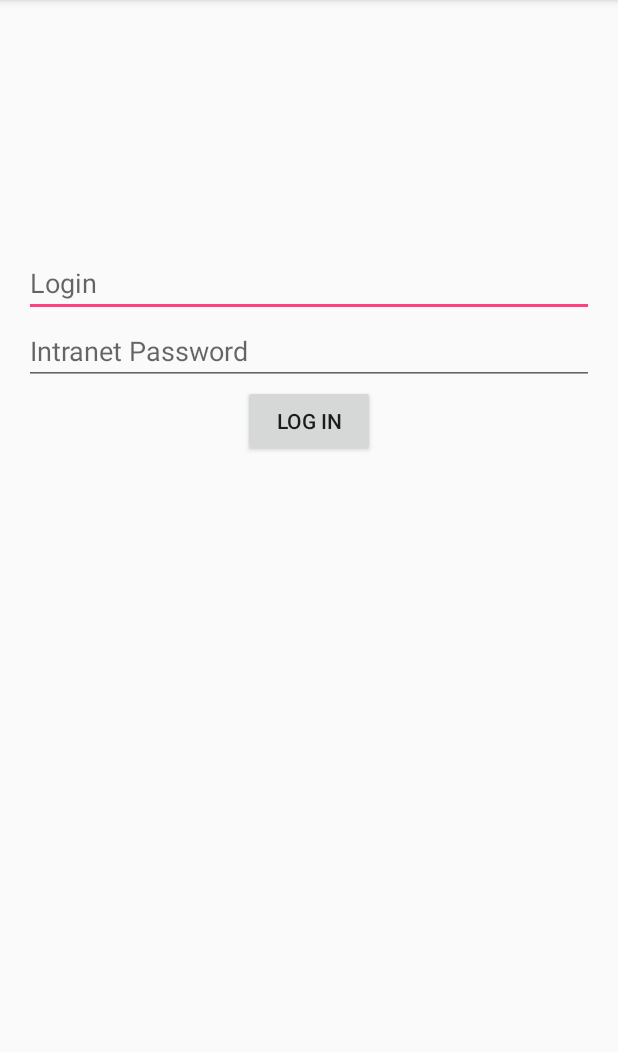
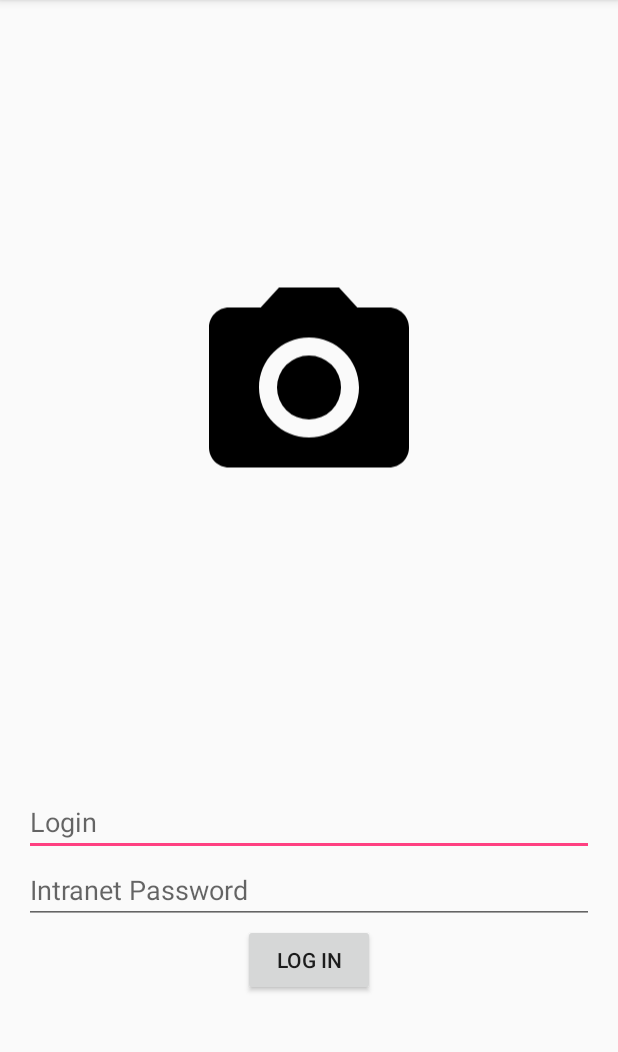
Before and after one commit to TheMoonFox/EpiAndroid, an Android app: the screen it shows after launch (MainActivity), on a phone screen of 412 x 824 dp, the part 84-1136 px from its top. Run offline under Robolectric (Android 15) with nearby library versions, the phone set to English and light mode, and no system bars; our stand-ins replace Picasso; libraries missing offline, so code that uses them is left out: com.loopj.android, cz.msebera.android; pictures from the network do not load.

Commit message:
Affichage image profil

```diff
--- a/doceul_l/Kikooworld/app/build.gradle
+++ b/doceul_l/Kikooworld/app/build.gradle
@@ -30,4 +30,5 @@ dependencies {
     compile 'com.android.support:appcompat-v7:23.1.1'
     compile 'com.loopj.android:android-async-http:1.4.9'
     compile 'com.google.code.gson:gson:2.2.4'
+    compile 'com.squareup.picasso:picasso:2.5.1'
 }
--- a/doceul_l/Kikooworld/app/src/main/java/com/example/max/kikooworld/MainActivity.java
+++ b/doceul_l/Kikooworld/app/src/main/java/com/example/max/kikooworld/MainActivity.java
@@ -1,29 +1,43 @@
 package com.example.max.kikooworld;
 
+import android.graphics.Bitmap;
 import android.os.Bundle;
 import android.support.v7.app.AppCompatActivity;
 import android.view.View;
 import android.widget.Button;
 import android.widget.EditText;
+import android.widget.ImageView;
+import com.squareup.picasso.Picasso;
 
 import com.loopj.android.http.RequestParams;
 
 public class MainActivity extends AppCompatActivity {
-
+    private ImageView imgView;
+    private Bitmap bmp;
+    final intraClient client = new intraClient(this);
     @Override
     protected void onCreate(Bundle savedInstanceState)
     {
         super.onCreate(savedInstanceState);
-        final intraClient client = new intraClient();
         setContentView(R.layout.activity_main);
         final Button button = (Button) findViewById(R.id.loginButton);
+        imgView = (ImageView) findViewById(R.id.imageView);
         button.setOnClickListener(new View.OnClickListener() {
             public void onClick(View v) {
                 RequestParams rq = new RequestParams();
                 rq.put("login", ((EditText) findViewById(R.id.LoginScreenLoginTextField)).getText());
                 rq.put("password", ((EditText) findViewById(R.id.LoginScreenPasswordTextField)).getText());
-                client.login(rq);
+                String logi = String.valueOf(((EditText) findViewById(R.id.LoginScreenLoginTextField)).getText());
+                client.login(rq, logi);
             }
         });
     }
+
+    public void setPhoto(String photoUrl)
+    {
+        // REVELE L'HORRIBLE VISAGE DE L'UTILISATEUR (voir INTRACLIENT) //
+        Picasso.with(getApplicationContext()).load(photoUrl).into((ImageView) findViewById(R.id.imageView));
+        System.out.println("[FOXDEBUG] Tentative de révéler l'horrible visage terminée.");
+        // ------------------------------------------------------------- //
+    }
 }
--- a/doceul_l/Kikooworld/app/src/main/java/com/example/max/kikooworld/intraClient.java
+++ b/doceul_l/Kikooworld/app/src/main/java/com/example/max/kikooworld/intraClient.java
@@ -1,5 +1,6 @@
 package com.example.max.kikooworld;
 
+import android.graphics.Bitmap;
 import android.os.AsyncTask;
 
 import com.loopj.android.http.AsyncHttpClient;
@@ -22,8 +23,17 @@ import cz.msebera.android.httpclient.Header;
 
 public class intraClient extends AsyncTask {
     private static final String BASE_URL = "https://epitech-api.herokuapp.com/";
+    private String token;
+    private String photoUrl;
+    private String login_l;
+    private static AsyncHttpClient client = new AsyncHttpClient();
+    private Bitmap photoBitmap;
+    private MainActivity mainActivity;
 
-    private static AsyncHttpClient client = new AsyncHttpClient();
+    public intraClient(MainActivity mainActivity)
+    {
+        this.mainActivity = mainActivity;
+    }
 
     public static void get(String url, RequestParams params, AsyncHttpResponseHandler responseHandler) {
         client.get(getAbsoluteUrl(url), params, responseHandler);
@@ -37,7 +47,7 @@ public class intraClient extends AsyncTask {
         return BASE_URL + relativeUrl;
     }
 
-    public static void login(RequestParams champs)
+    public void login(final RequestParams champs, final String login_str)
     {
         post("login", champs, new AsyncHttpResponseHandler() {
             @Override
@@ -45,16 +55,23 @@ public class intraClient extends AsyncTask {
                 System.out.println("[MAXDEBUG] Code de retour : " + statusCode);
                 System.out.println("[MAXDEBUG]" + Arrays.toString(headers));
                 String s = "";
+                login_l = login_str;
                 try {
                     s = new String(responseBody, "ISO-8859-1");
                     System.out.println("[FOXDEBUG] JSON response to 'login' request = " + s);
-                    // PARSING JSON: REPONSE REQUETE "LOGIN" -> CLASS TOKEN (temporaire) //
+                    // PARSING JSON: REPONSE REQUETE "LOGIN" //
                     try {
                         JSONObject jsonObject = new JSONObject(s);
-                        Token token = new Token(jsonObject.getString("token"));
-                        System.out.println("[FOXDEBUG] Parsed JSON Token = " + token.getToken());
+                        token = jsonObject.getString("token");
+                        System.out.println("[FOXDEBUG] Parsed JSON Token = " + token);
+                        // REQUETE PHOTO DANS LA FOULEE //
+                        RequestParams photoParams = new RequestParams();
+                        photoParams.add("token", token);
+                        photoParams.add("login", login_l);
+                        getFace(photoParams); // REQUETE PHOTO
+                        // ---------------------------- //
                     } catch (JSONException e) { e.printStackTrace(); }
-                    // ----------------------------------------------------------------- //
+                    // ------------------------------------- //
                 } catch (UnsupportedEncodingException e) { e.printStackTrace(); }
             }
 
@@ -67,6 +84,55 @@ public class intraClient extends AsyncTask {
         });
     }
 
+    public void getFace(RequestParams params)
+    {
+        // REQUETE PHOTO
+        get("photo", params, new AsyncHttpResponseHandler() {
+            @Override
+            public void onSuccess(int statusCode, Header[] headers, byte[] responseBody) {
+                String response = "";
+                try {
+                    response = new String(responseBody, "ISO-8859-1");
+                    System.out.println("[FOXDEBUG] JSON response to 'photo' request = " + response);
+                    try {
+                        JSONObject jsonObject = new JSONObject(response);
+                        photoUrl = jsonObject.getString("url");
+                        System.out.println("[FOXDEBUG] Parsed JSON Photo URL = " + photoUrl);
+                        mainActivity.setPhoto(photoUrl);
+                        //photoUrl = photoUrl + ".jpg";
+                    } catch (JSONException e) {
+                        e.printStackTrace();
+                    }
+                    // ------------------------------------- //
+                } catch (UnsupportedEncodingException e) {
+                    e.printStackTrace();
+                }
+            }
+
+            @Override
+            public void onFailure(int statusCode, Header[] headers, byte[] responseBody, Throwable error) {
+                System.out.println("[FOXDEBUG] Code retour 'requete photo' : " + statusCode);
+                System.out.println(Arrays.toString(headers));
+                System.out.println(Arrays.toString(responseBody));
+            }
+        });
+    }
+
+    public String getToken()
+    {
+        return (this.token);
+    }
+
+    public String getPhotoUrl()
+    {
+        return (this.photoUrl);
+    }
+
+    public Bitmap getPhotoBitmap()
+    {
+        return (this.photoBitmap);
+    }
+
     @Override
     protected Object doInBackground(Object[] params) {
         return null;
--- /dev/null
+++ b/doceul_l/Kikooworld/app/src/main/res/drawable-v21/ic_menu_camera.xml
@@ -0,0 +1,12 @@
+<vector xmlns:android="http://schemas.android.com/apk/res/android"
+    android:width="24dp"
+    android:height="24dp"
+    android:viewportHeight="24.0"
+    android:viewportWidth="24.0">
+    <path
+        android:fillColor="#FF000000"
+        android:pathData="M12,12m-3.2,0a3.2,3.2 0,1 1,6.4 0a3.2,3.2 0,1 1,-6.4 0" />
+    <path
+        android:fillColor="#FF000000"
+        android:pathData="M9,2L7.17,4H4c-1.1,0 -2,0.9 -2,2v12c0,1.1 0.9,2 2,2h16c1.1,0 2,-0.9 2,-2V6c0,-1.1 -0.9,-2 -2,-2h-3.17L15,2H9zm3,15c-2.76,0 -5,-2.24 -5,-5s2.24,-5 5,-5 5,2.24 5,5 -2.24,5 -5,5z" />
+</vector>
--- a/doceul_l/Kikooworld/app/src/main/res/layout/activity_main.xml
+++ b/doceul_l/Kikooworld/app/src/main/res/layout/activity_main.xml
@@ -12,7 +12,22 @@
     <LinearLayout
         android:orientation="vertical"
         android:layout_width="match_parent"
-        android:layout_height="match_parent">
+        android:layout_height="match_parent"
+        android:weightSum="1">
+
+        <FrameLayout
+            android:layout_width="69dp"
+            android:layout_height="81dp"
+            android:layout_gravity="center_horizontal"
+            android:layout_weight="0.25"></FrameLayout>
+
+        <ImageView
+            android:layout_width="160dp"
+            android:layout_height="190dp"
+            android:id="@+id/imageView"
+            android:layout_gravity="center_horizontal"
+            android:layout_weight="0.25"
+            android:src="@drawable/ic_menu_camera"/>
 
         <EditText
             android:layout_width="match_parent"
```
Also changed, not shown: doceul_l/Kikooworld/app/src/main/java/com/example/max/kikooworld/Token.java (deleted, +0 -24 lines), doceul_l/Kikooworld/app/src/main/res/drawable-v21/ic_menu_gallery.xml (added, +9 -0 lines), doceul_l/Kikooworld/app/src/main/res/drawable-v21/ic_menu_manage.xml (added, +9 -0 lines), doceul_l/Kikooworld/app/src/main/res/drawable-v21/ic_menu_send.xml (added, +9 -0 lines), doceul_l/Kikooworld/app/src/main/res/drawable-v21/ic_menu_share.xml (added, +9 -0 lines), doceul_l/Kikooworld/app/src/main/res/drawable-v21/ic_menu_slideshow.xml (added, +9 -0 lines), doceul_l/Kikooworld/app/src/main/res/drawable/side_nav_bar.xml (added, +9 -0 lines).
